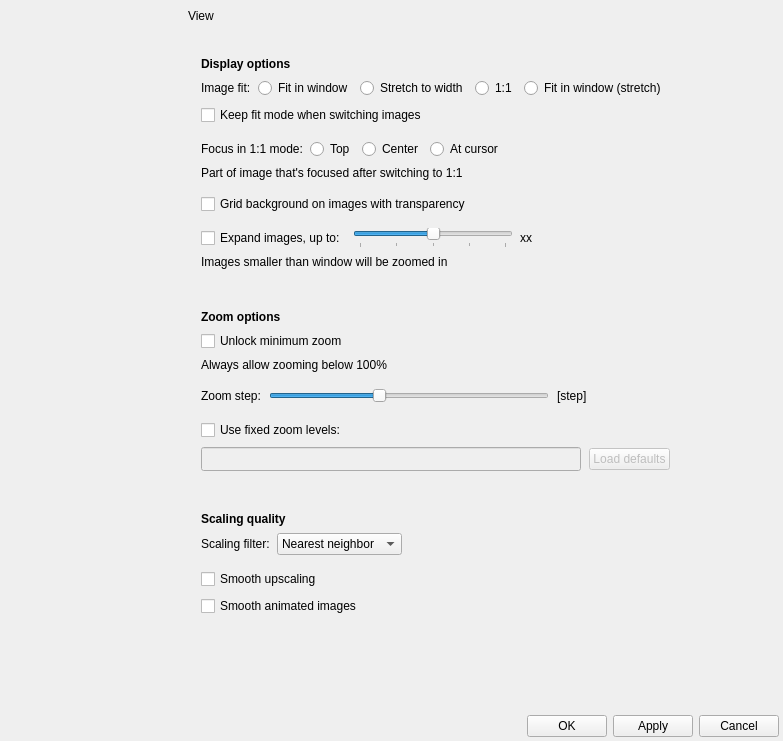
Before: the Qt Designer form qimgv/gui/dialogs/settingsdialog.ui in DropGuard/ImPulse, drawn with Qt 5.
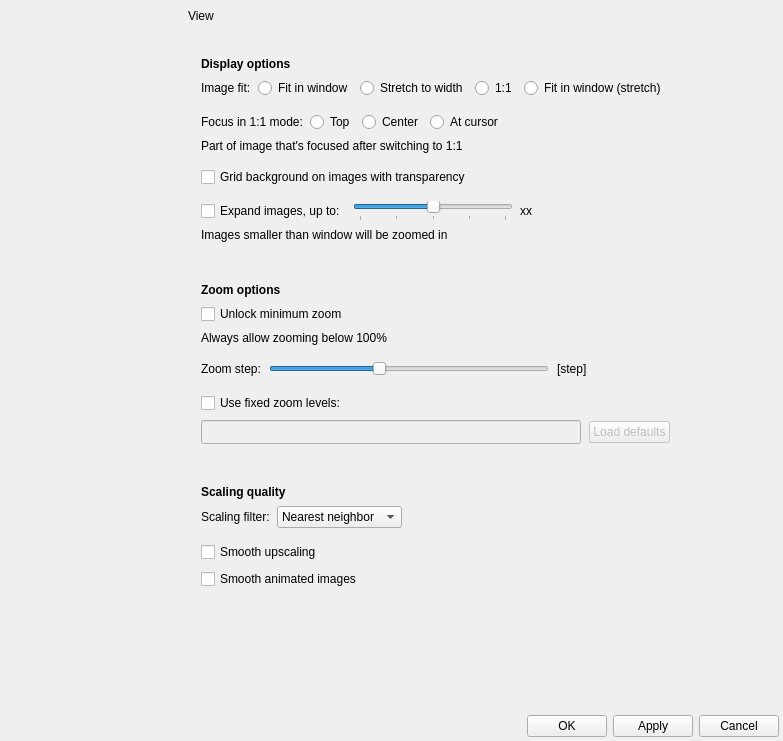
After: the same form once the commit is applied. The open tabs and pages were chosen to show the change. Custom widgets are drawn as their Qt base class.

Commit message: mode is intent: fit original holds the view and the arrows inspect

What changed in the file:
```diff
--- a/qimgv/gui/dialogs/settingsdialog.ui
+++ b/qimgv/gui/dialogs/settingsdialog.ui
@@ -2034,13 +2034,6 @@
                     </item>
                    </layout>
                   </item>
-                  <item>
-                   <widget class="QCheckBox" name="keepFitModeCheckBox">
-                    <property name="text">
-                     <string>Keep fit mode when switching images</string>
-                    </property>
-                   </widget>
-                  </item>
                   <item>
                    <widget class="QWidget" name="widget_3" native="true">
                     <property name="accessibleName">
```
The commit also changes 12 other files.
